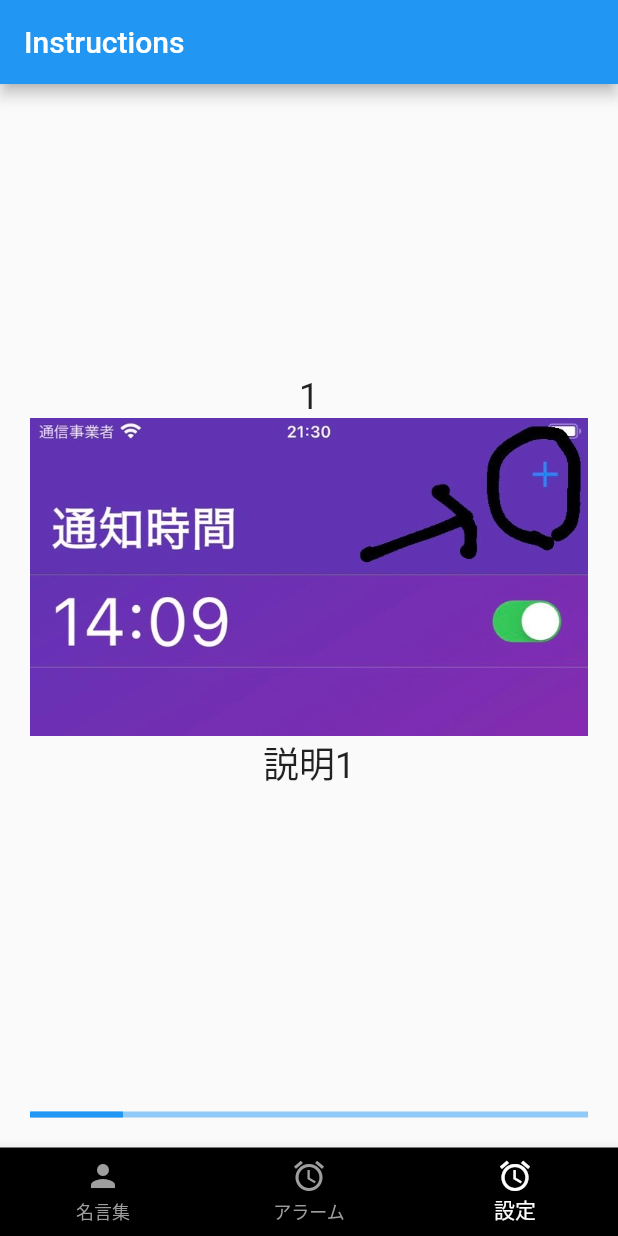
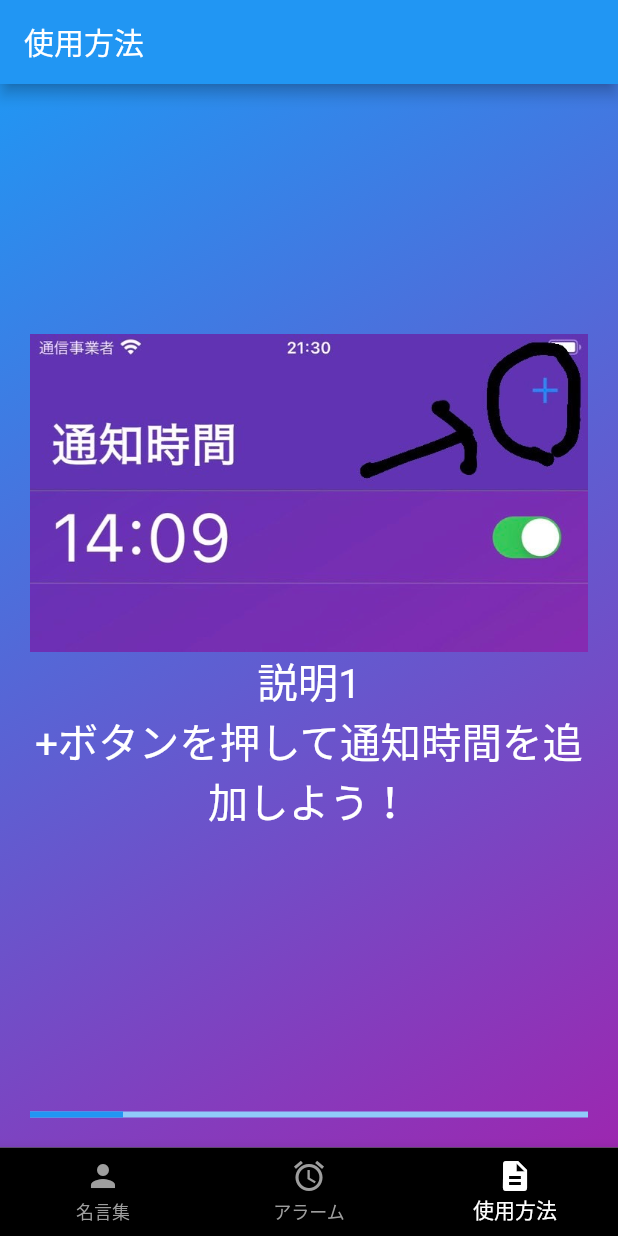
Before and after one commit to hashimo000/famous_quote_app, a Flutter app: the screen it shows after launch, item 3 of the bottom bar chosen, on a phone screen of 412 x 824 dp. Run offline on Flutter 3.47's test engine with Material 2 defaults, Android fonts, the phone set to English and light mode, and no system bars; our stand-ins replace flutter_local_notifications, flutter_riverpod, flutter_slidable, sqflite, timezone; accounts and stored records are empty.

Commit message:
カラー変更

```diff
--- a/lib/main.dart
+++ b/lib/main.dart
@@ -38,8 +38,8 @@ class MyApp extends ConsumerWidget {
           label: "アラーム",
           ),
       const BottomNavigationBarItem(
-          icon:Icon(Icons.alarm),
-          label: "設定",
+          icon:Icon(Icons.description),
+          label: "使用方法",
           ),
 
     ];
--- a/lib/pages/add_edit_alarm_page.dart
+++ b/lib/pages/add_edit_alarm_page.dart
@@ -98,7 +98,7 @@ void setNotification(int id,DateTime alarmTime){
 
 
         backgroundColor:const Color.fromARGB(255, 21, 21, 22),
-        title: const Text("push時間"),
+        title: const Text("通知時間"),
       ),
       body: Container(
         height: double.infinity,
--- a/lib/pages/useagle_page.dart
+++ b/lib/pages/useagle_page.dart
@@ -33,52 +33,64 @@ final Widget page6 = Image.asset('assets/images/quote page.jpg');
     instructions = [
       Column(
         children: [
-          Text('1', style: TextStyle(fontSize: 24), textAlign: TextAlign.center),
           page1,
-          Text('説明1', style: TextStyle(fontSize: 24), textAlign: TextAlign.center),
+          const Text('説明1', style: TextStyle(fontSize: 27,color: Colors.white,), textAlign: TextAlign.center,),
+          const Text('+ボタンを押して通知時間を追加しよう！', style: TextStyle(fontSize: 27,color: Colors.white), textAlign: TextAlign.center),
+
         ],
       ),
       Column(
         children: [
-          Text('2', style: TextStyle(fontSize: 24), textAlign: TextAlign.center),
           page2,
-          Text('説明1', style: TextStyle(fontSize: 24), textAlign: TextAlign.center),
+          const Text('説明2', style: TextStyle(fontSize: 27,color: Colors.white), textAlign: TextAlign.center),
+          const Text('青枠をタップして時間を入力してみよう！', style: TextStyle(fontSize: 27,color: Colors.white), textAlign: TextAlign.center),
         ],
       ), Column(
         children: [
-          Text('3', style: TextStyle(fontSize: 24), textAlign: TextAlign.center),
+
           page3,
-          Text('説明1', style: TextStyle(fontSize: 24), textAlign: TextAlign.center),
+          const Text('説明3', style: TextStyle(fontSize: 27,color: Colors.white), textAlign: TextAlign.center),
+          const  Text('好きな時間を選ぼう！', style: TextStyle(fontSize: 27,color: Colors.white), textAlign: TextAlign.center),
         ],
       ), Column(
         children: [
-          Text('4', style: TextStyle(fontSize: 24), textAlign: TextAlign.center),
+
           page4,
-          Text('説明1', style: TextStyle(fontSize: 24), textAlign: TextAlign.center),
+         const  Text('説明4', style: TextStyle(fontSize: 27,color: Colors.white), textAlign: TextAlign.center),
+          const Text('時間を選んだら保存タップ！', style: TextStyle(fontSize: 27,color: Colors.white), textAlign: TextAlign.center),
         ],
+
       ), Column(
         children: [
-          Text('5', style: TextStyle(fontSize: 24), textAlign: TextAlign.center),
           page5,
-          Text('説明1', style: TextStyle(fontSize: 24), textAlign: TextAlign.center),
+          const Text('説明5', style: TextStyle(fontSize: 27,color: Colors.white), textAlign: TextAlign.center),
+          const Text('保存したら通知時間が追加されるよ！', style: TextStyle(fontSize: 27,color: Colors.white), textAlign: TextAlign.center),
         ],
       ),
       Column(
         children: [
-          Text('6', style: TextStyle(fontSize: 24), textAlign: TextAlign.center),
           page6,
-          Text('説明1', style: TextStyle(fontSize: 24), textAlign: TextAlign.center),
+          const Text('説明6', style: TextStyle(fontSize: 27,color: Colors.white), textAlign: TextAlign.center),
+          const Text('これらの名言がランダムにあなたを励ましてくれます！', style: TextStyle(fontSize: 27,color: Colors.white), textAlign: TextAlign.center),
         ],
       ),
     ];
   }
   @override
-  Widget build(BuildContext context) {
-    return Scaffold(
-      appBar: AppBar(
-        title: Text('Instructions'),
+Widget build(BuildContext context) {
+  return Scaffold(
+    appBar: AppBar(
+      title: const Text('使用方法'),
+    ),
+    body: Container(
+      decoration: BoxDecoration(
+        gradient: LinearGradient(
+          begin: Alignment.topLeft,
+          end: Alignment.bottomRight,
+          colors: [Colors.blue, Colors.purple],
+        ),
       ),
-      body: Column(
+      child: Column( // ここでColumnウィジェットをContainerのchildとして指定します。
         children: [
           Expanded(
             child: PageView.builder(
@@ -94,11 +106,7 @@ final Widget page6 = Image.asset('assets/images/quote page.jpg');
                   child: Column(
                     mainAxisAlignment: MainAxisAlignment.center,
                     children: [
-
-                        instructions[index],
-
-
-                      // You might want to add images/icons here
+                      instructions[index],
                     ],
                   ),
                 );
@@ -113,6 +121,6 @@ final Widget page6 = Image.asset('assets/images/quote page.jpg');
           ),
         ],
       ),
-    );
-  }
-}
+    ),
+  );
+}}
```
